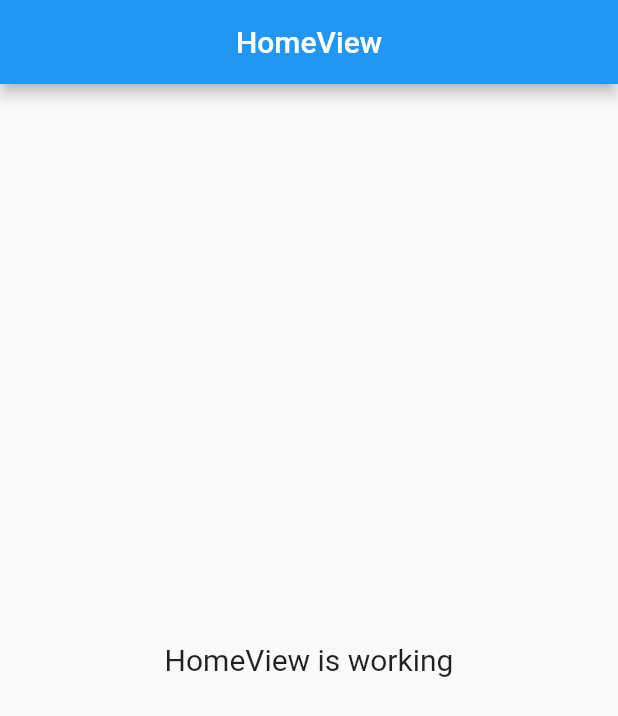
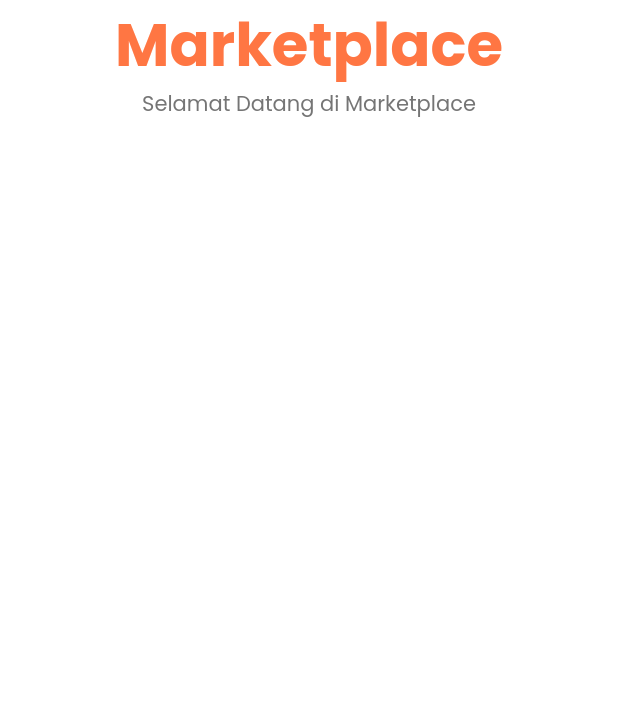
Before and after one commit to perymerdeka/marketplace, a Flutter app: the screen it shows after launch, on a phone screen of 412 x 824 dp. Shown: the top 716 px of the screen. Run offline on Flutter 3.47's test engine with Material 2 defaults, Android fonts, the phone set to English and light mode, and no system bars; our stand-ins replace get, google_fonts.

Commit message:
WIP: Update Splash Screen

```diff
--- /dev/null
+++ b/lib/app/modules/splash/components/body.dart
@@ -0,0 +1,40 @@
+import 'package:flutter/material.dart';
+import 'package:google_fonts/google_fonts.dart';
+import 'package:marketplace/themes/base.dart';
+import 'package:marketplace/themes/config.dart';
+
+class Body extends StatefulWidget {
+  const Body({super.key});
+
+  @override
+  State<Body> createState() => _BodyState();
+}
+
+class _BodyState extends State<Body> {
+  @override
+  Widget build(BuildContext context) {
+    return Column(
+      children: [
+        Expanded(
+          flex: 3,
+          child: Column(
+            children: [
+              Text("Marketplace", style: GoogleFonts.poppins(
+                fontSize: getProportionateScreenWidth(36),
+                color: kPrimaryColor,
+                fontWeight: FontWeight.bold
+              ),),
+              Text("Selamat Datang di Marketplace", style: GoogleFonts.poppins(),)
+
+            ],
+          )
+        ),
+        Expanded(
+          child: Container(
+          color: Colors.white,
+        )
+      )
+      ],
+    );
+  }
+}
--- /dev/null
+++ b/lib/app/modules/splash/views/splash_view.dart
@@ -0,0 +1,16 @@
+import 'package:flutter/material.dart';
+
+import 'package:get/get.dart';
+import 'package:marketplace/app/modules/splash/components/body.dart';
+import 'package:marketplace/themes/config.dart';
+
+import '../controllers/splash_controller.dart';
+
+class SplashView extends GetView<SplashController> {
+  const SplashView({Key? key}) : super(key: key);
+  @override
+  Widget build(BuildContext context) {
+    SizeConfig().init(context);
+    return const Scaffold(body: Body());
+  }
+}
--- a/lib/app/routes/app_routes.dart
+++ b/lib/app/routes/app_routes.dart
@@ -4,9 +4,11 @@ part of 'app_pages.dart';
 abstract class Routes {
   Routes._();
   static const HOME = _Paths.HOME;
+  static const SPLASH = _Paths.SPLASH;
 }
 
 abstract class _Paths {
   _Paths._();
   static const HOME = '/home';
+  static const SPLASH = '/splash';
 }
--- a/lib/main.dart
+++ b/lib/main.dart
@@ -1,13 +1,16 @@
 import 'package:flutter/material.dart';
 
 import 'package:get/get.dart';
+import 'package:marketplace/themes/base.dart';
 
 import 'app/routes/app_pages.dart';
 
 void main() {
   runApp(
     GetMaterialApp(
+      debugShowCheckedModeBanner: false,
       title: "Application",
+      theme: baseTheme(),
       initialRoute: AppPages.INITIAL,
       getPages: AppPages.routes,
     ),
--- /dev/null
+++ b/lib/themes/config.dart
@@ -0,0 +1,27 @@
+// theme config for project
+
+import 'package:flutter/material.dart';
+
+class SizeConfig {
+  static late MediaQueryData _mediaQueryData;
+  static late double screenHeight;
+  static late double screenWidth;
+  static late Orientation orientation;
+
+  void init(BuildContext context) {
+    _mediaQueryData = MediaQuery.of(context);
+    screenWidth = _mediaQueryData.size.width;
+    screenHeight = _mediaQueryData.size.height;
+    orientation = _mediaQueryData.orientation;
+  }
+}
+
+double getProportionateScreenHeight(double inputHeight) {
+  double screenHeight = SizeConfig.screenHeight;
+  return (inputHeight / 812.0) * screenHeight;
+}
+
+double getProportionateScreenWidth(double inputHeight) {
+  double screenWidth = SizeConfig.screenWidth;
+  return (inputHeight / 375.0) * screenWidth;
+}
--- a/pubspec.yaml
+++ b/pubspec.yaml
@@ -1,7 +1,7 @@
 name: marketplace
 version: 1.0.0+1
 publish_to: none
-description: A new Flutter project.
+description: marketplace.
 environment:
   sdk: '>=3.0.0 <4.0.0'
 
@@ -10,6 +10,8 @@ dependencies:
   get: 4.6.5
   flutter:
     sdk: flutter
+  flutter_svg: ^2.0.7
+  google_fonts: ^5.1.0
 
 dev_dependencies:
   flutter_lints: ^2.0.0
@@ -18,3 +20,5 @@ dev_dependencies:
 
 flutter:
   uses-material-design: true
+  assets:
+    - assets/
```
Also changed, not shown: lib/app/modules/splash/bindings/splash_binding.dart (added, +12 -0 lines), lib/app/modules/splash/controllers/splash_controller.dart (added, +23 -0 lines), lib/app/routes/app_pages.dart (+8 -1 lines), lib/themes/base.dart (added, +22 -0 lines), pubspec.lock, 2 other files.
